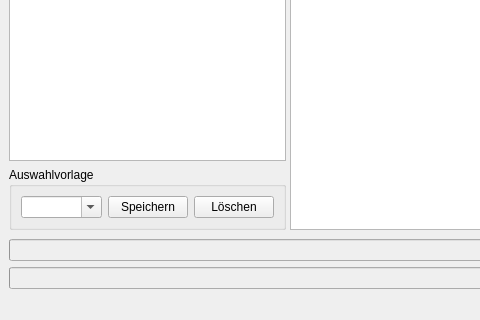
Old version of the form forms/archivviewer.ui in the repository crispinus2/archivviewer; both pictures show x 0 to 480 and y 337 to 657 of the 827 by 657 pixel window.
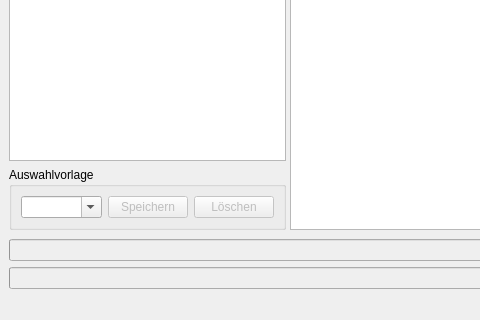
New version of the form. Icons and pictures are not drawn.

Commit message: Fix and extend presets support

What changed in the file:
```diff
--- a/forms/archivviewer.ui
+++ b/forms/archivviewer.ui
@@ -173,6 +173,9 @@
                 </item>
                 <item>
                  <widget class="QPushButton" name="savePreset">
+                  <property name="enabled">
+                   <bool>false</bool>
+                  </property>
                   <property name="toolTip">
                    <string>Voreinstellung speichern</string>
                   </property>
@@ -183,6 +186,9 @@
                 </item>
                 <item>
                  <widget class="QPushButton" name="clearPreset">
+                  <property name="enabled">
+                   <bool>false</bool>
+                  </property>
                   <property name="toolTip">
                    <string>Voreinstellung löschen</string>
                   </property>
```
The commit also changes 2 other files.
